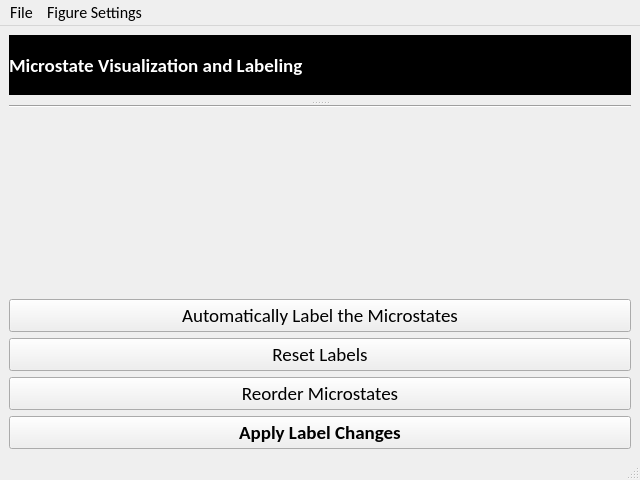
First picture: the form in EEG_COMET/ui/MicrostateVisualizationWindow.ui, repository eeg-comet/eeg-comet, before the edit.
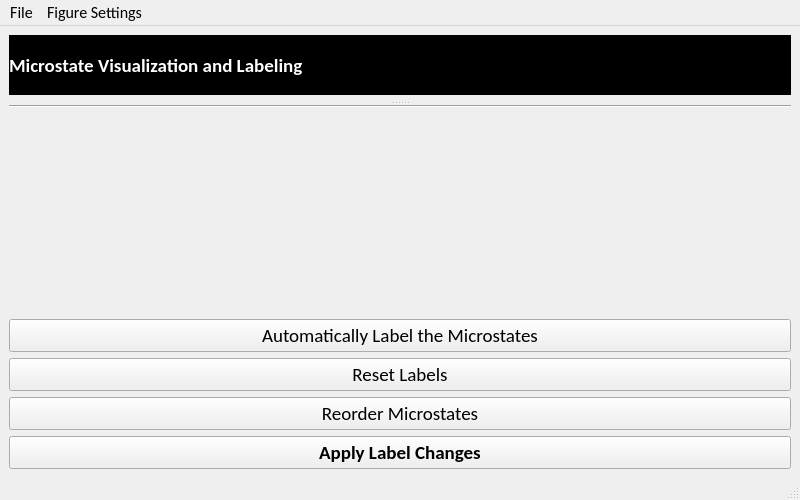
Second picture: the form after the edit.

The edit to the form file:
```diff
--- a/EEG_COMET/ui/MicrostateVisualizationWindow.ui
+++ b/EEG_COMET/ui/MicrostateVisualizationWindow.ui
@@ -6,8 +6,8 @@
    <rect>
     <x>0</x>
     <y>0</y>
-    <width>640</width>
-    <height>480</height>
+    <width>800</width>
+    <height>500</height>
    </rect>
   </property>
   <property name="windowTitle">
@@ -203,7 +203,7 @@
     <rect>
      <x>0</x>
      <y>0</y>
-     <width>640</width>
+     <width>800</width>
      <height>21</height>
     </rect>
    </property>
```
